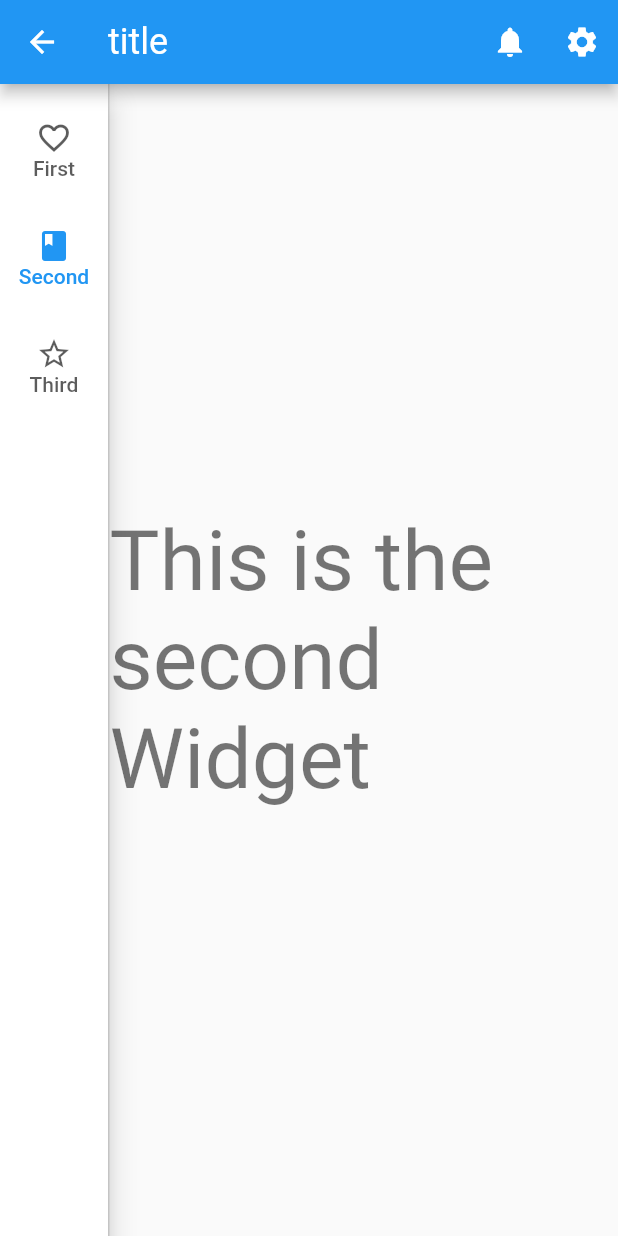
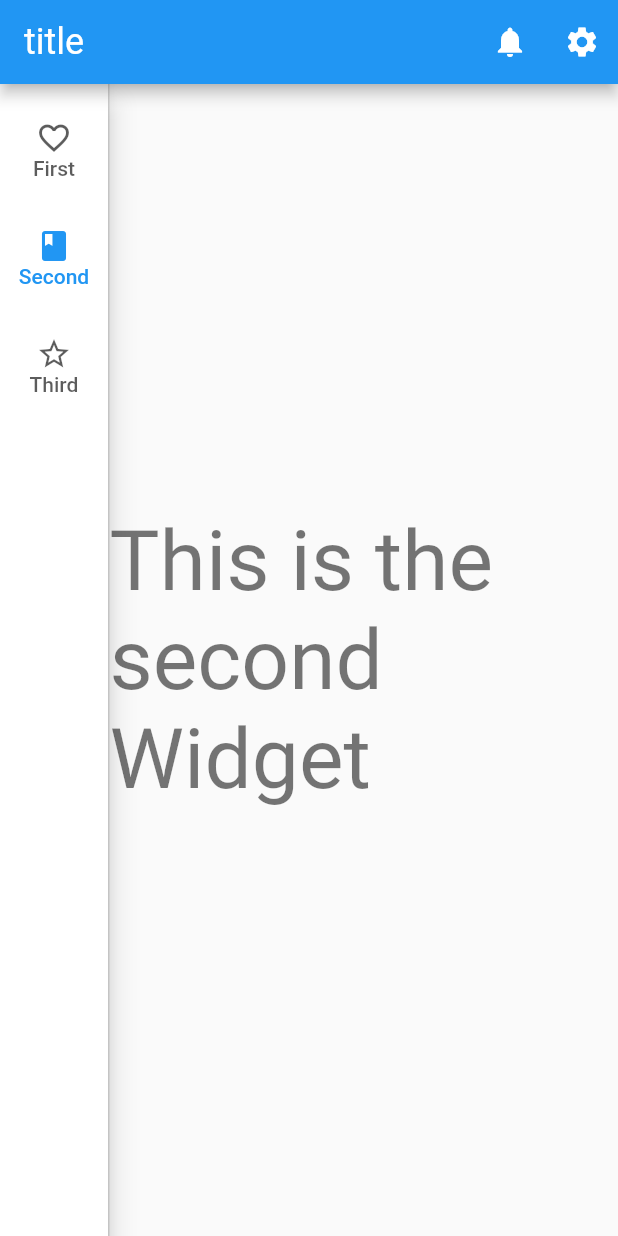
Before and after one commit to NatanAmorim/curie_app, a Flutter app: the screen it shows after launch, after a tap on "Second", on a phone screen of 412 x 824 dp. Run offline on Flutter 3.47's test engine with Material 2 defaults, Android fonts, the phone set to English and light mode, and no system bars; our stand-ins replace shared_preferences; generated files the repository leaves out were written again.

Commit message:
v2022.0.4-Pre-Alpha
- Fixed warnings about @imutable in MyApp.
- Fixed warnings about Incorrect use of ParentDataWidget in cardTemplate.
- Removed back button in the initial screen, using a home widget in the view.

```diff
--- a/lib/main.dart
+++ b/lib/main.dart
@@ -1,5 +1,6 @@
 import 'package:curie/src/app.dart';
 import 'package:curie/src/controllers/settings_controller.dart';
+import 'package:curie/src/routes.dart';
 import 'package:curie/src/services/settings_service.dart';
 import 'package:flutter/material.dart';
 
@@ -20,6 +21,7 @@ void main() async {
   runApp(
     MyApp(
       settingsController: settingsController,
+      routes: Routes(settingsController: settingsController),
     ),
   );
 }
--- a/lib/src/app.dart
+++ b/lib/src/app.dart
@@ -1,26 +1,23 @@
 import 'package:curie/src/controllers/settings_controller.dart';
 import 'package:curie/src/routes.dart';
-import 'package:curie/src/views/error/error_screen.dart';
 import 'package:curie/src/views/navigation_test/navigation_test_screen.dart';
-import 'package:curie/src/views/settings/settings_screen.dart';
 import 'package:flutter/material.dart';
 import 'package:flutter_gen/gen_l10n/app_localizations.dart';
 import 'package:flutter_localizations/flutter_localizations.dart';
 
 /// The Widget that configures your application.
 class MyApp extends StatelessWidget {
-  MyApp({
+  const MyApp({
     Key? key,
     required this.settingsController,
+    required this.routes,
   }) : super(key: key);
 
   final SettingsController settingsController;
-  late Routes routes;
+  final Routes routes;
 
   @override
   Widget build(BuildContext context) {
-    routes = Routes(settingsController: settingsController);
-
     // Glue the SettingsController to the MaterialApp.
     //
     // The AnimatedBuilder Widget listens to the SettingsController for changes.
@@ -65,10 +62,9 @@ class MyApp extends StatelessWidget {
           // background.
           restorationScopeId: 'app',
 
-          initialRoute: NavigationTestScreen.routeName,
+          home: const NavigationTestScreen(),
           // Define a function to handle named routes in order to support
           // Flutter web url navigation and deep linking.
-          // TODO: put this logic in a separated file called router.dart
           onGenerateRoute: routes.onGenerateRoute,
         );
       },
--- a/lib/src/templates/widgets/card_template.dart
+++ b/lib/src/templates/widgets/card_template.dart
@@ -9,7 +9,6 @@ Widget cardTemplate({
       constraints: const BoxConstraints(
         maxWidth: 990,
       ),
-      child: Flexible(
       child: Card(
         child: Padding(
           padding: const EdgeInsets.symmetric(
@@ -20,6 +19,5 @@ Widget cardTemplate({
         ),
       ),
     ),
-    ),
   );
 }
```
Also changed, not shown: 2 other files. Lines whose indentation alone changed are shown as unchanged.
